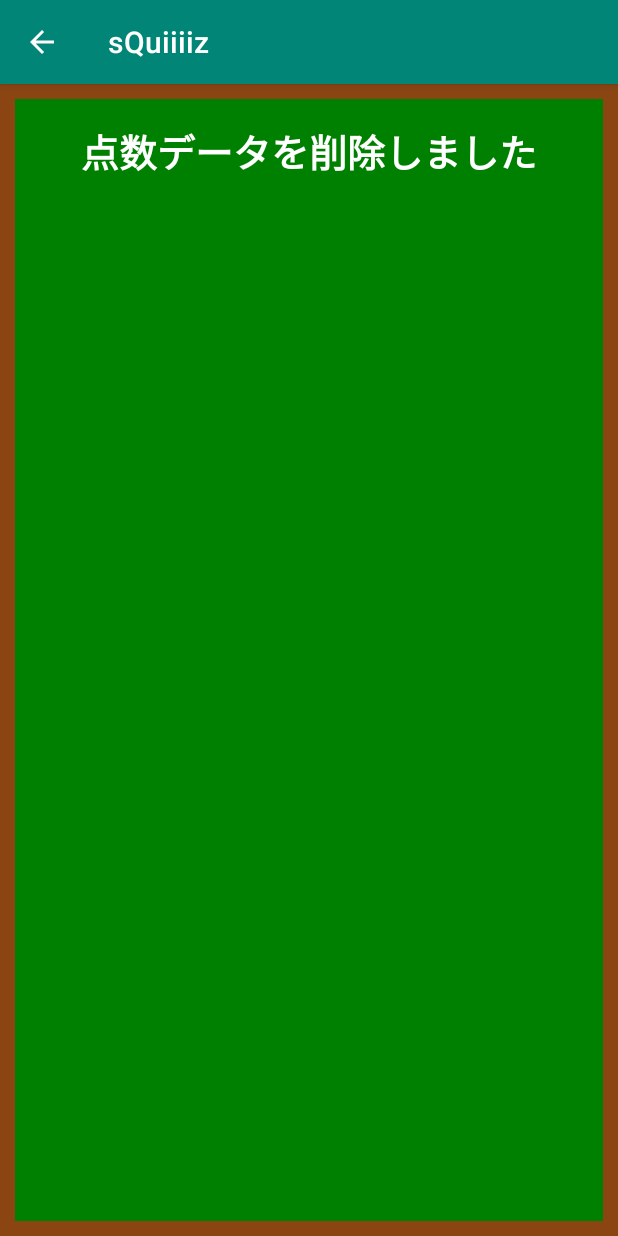
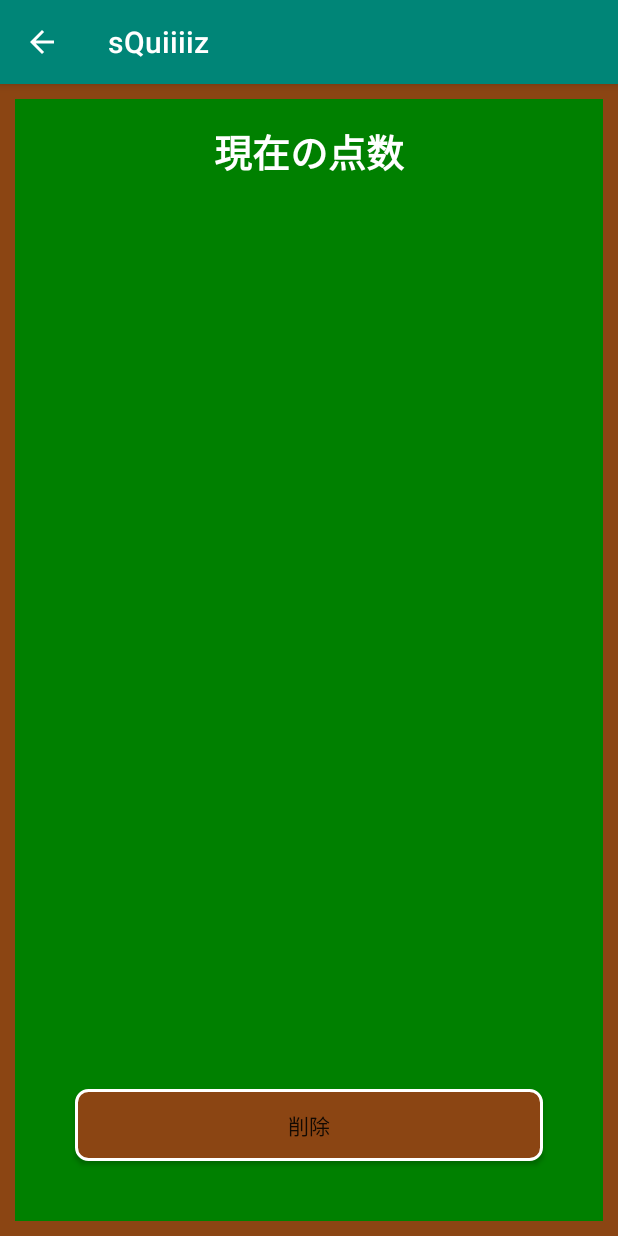
Before and after one commit to pine0211/AndroidQuizApp, an Android app: the ResultActivity screen opened directly, with no data from a screen before it, after a tap on "削除", on a phone screen of 412 x 824 dp. Run offline under Robolectric (Android 15) with nearby library versions, the phone set to English and light mode, and no system bars.

Commit message:
2020_0316

```diff
--- a/app/src/main/java/com/example/androidquizapp/ResultActivity.java
+++ b/app/src/main/java/com/example/androidquizapp/ResultActivity.java
@@ -1,6 +1,7 @@
 package com.example.androidquizapp;
 
 import android.content.ContentValues;
+import android.content.Context;
 import android.database.Cursor;
 import android.database.sqlite.SQLiteDatabase;
 import android.os.Bundle;
@@ -8,6 +9,7 @@ import android.view.MenuItem;
 import android.view.View;
 import android.widget.Button;
 import android.widget.TextView;
+import android.widget.Toast;
 
 import androidx.annotation.NonNull;
 import androidx.appcompat.app.ActionBar;
@@ -34,6 +36,13 @@ public class ResultActivity extends AppCompatActivity {
         resultView = findViewById(R.id.res_list);
         del = findViewById(R.id.btn_delete);
 
+        //DB名
+        //カラム名
+        //WHERE句の列名
+        //WHERE句の値
+        //GROUP BY句の値
+        //HAVING句の値
+        //ORDER BY句の値
         Cursor cursor = db.query("resultdb",//DB名
                 new String[]{"title", "score"},//カラム名
                 null,//WHERE句の列名
@@ -82,9 +91,10 @@ public class ResultActivity extends AppCompatActivity {
 
     public void delete(View view) {
         deleteDatabase(helper.getDatabaseName());
-        textView.setText(R.string.msg_del);
+        Context context=getApplicationContext();
+        deleteDatabase(helper.getDatabaseName());
+        Toast.makeText(context,R.string.msg_del,Toast.LENGTH_SHORT).show();
         resultView.setVisibility(View.GONE);
-        del.setVisibility(View.GONE);
 
     }
 
--- a/app/src/main/java/com/example/androidquizapp/SoundQuizActivity.java
+++ b/app/src/main/java/com/example/androidquizapp/SoundQuizActivity.java
@@ -203,9 +203,8 @@ public class SoundQuizActivity extends AppCompatActivity {
                 }
                 //未選択でなければ
                 if (checkedId != -1) {
-                    //次へボタンを表示し再生停止
+                    //次へボタンを表示
                     next.setVisibility(View.VISIBLE);
-                    mediaPlayer.stop();
                 }
             }
         });
```
